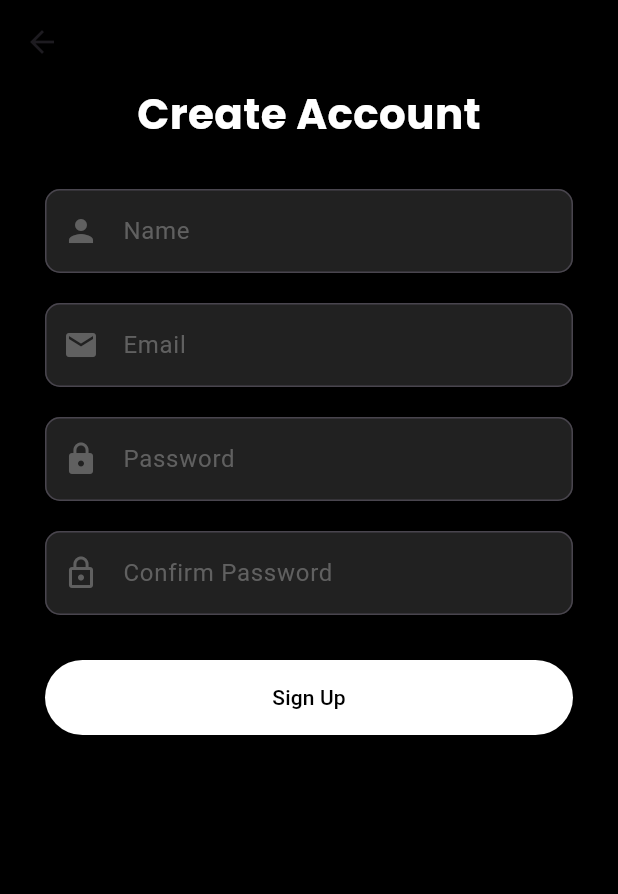
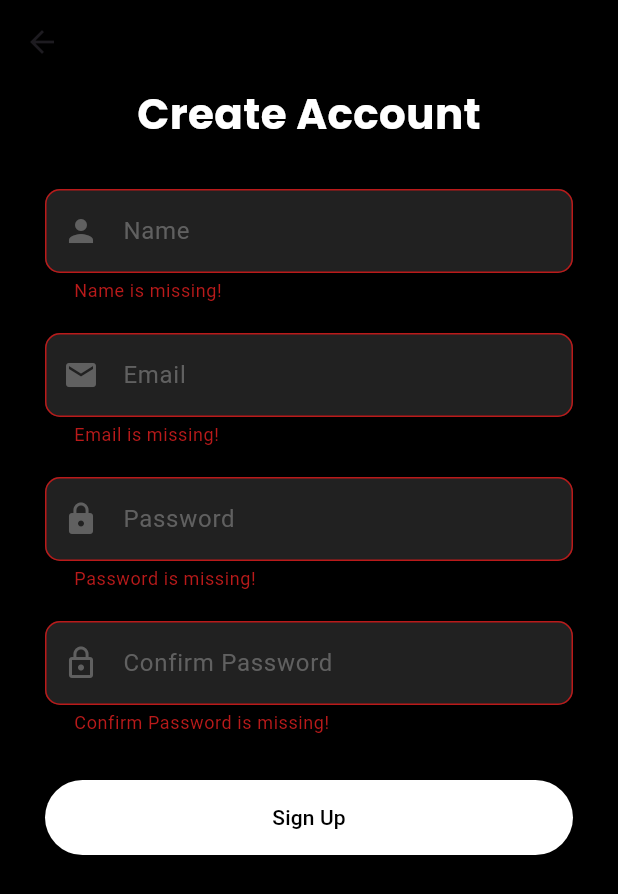
Before and after one commit to kartikkumarofficial/WanderIn, a Flutter app: the SignUpPage screen opened directly, after a tap on "Sign Up", on a phone screen of 412 x 824 dp. Shown: the top 894 px of the screen. Run offline on Flutter 3.47's test engine with Material 3 defaults, Android fonts, the phone set to English and light mode, and no system bars; our stand-ins replace bloc, cached_network_image, carousel_slider, cloud_firestore, firebase_auth, firebase_core and 7 more; accounts and stored records are empty.

Commit message:
added supabase response implementation in auth_bloc

```diff
--- a/lib/presentation/bloc/auth_bloc.dart
+++ b/lib/presentation/bloc/auth_bloc.dart
@@ -1,34 +1,50 @@
 import 'package:bloc/bloc.dart';
 import 'package:meta/meta.dart';
 import 'package:flutter_bloc/flutter_bloc.dart';
+import 'package:supabase_flutter/supabase_flutter.dart';
 import 'package:wanderin/domain/usecases/auth_usecase.dart';
 
 part 'auth_event.dart';
 
 part 'auth_state.dart';
 
-class AuthBloc extends Bloc<AuthEvent,AuthState>{
-  AuthBloc(): super(AuthInitial()){
+class AuthBloc extends Bloc<AuthEvent, AuthState> {
+  final SupabaseClient _supabase = Supabase.instance.client;
+
+  AuthBloc() : super(AuthInitial()) {
     on<AuthSignUp>(_onSignUp);
   }
 
 
-  Future<void> _onSignUp(AuthSignUp event , Emitter<AuthState> emit)
-  async{
+  Future<void> _onSignUp(AuthSignUp event, Emitter<AuthState> emit) async {
     emit(AuthLoading());
-    try{
-      if(event.password!=event.confirmPassword){
+    try {
+      if (event.password != event.confirmPassword) {
         emit(AuthFailure("Passwords do not match"));
-      }else if(event.password.length<6){
+      } else if (event.password.length < 6) {
         emit(AuthFailure("Password too short"));
-      }else{
-        //todo call signup logic from usecase
-        emit(AuthSuccess("Sign up successful"));
+        return;
       }
-    }catch(e){
-      emit(AuthFailure("Something went wrong"));
-    }
 
+      final response = await _supabase.auth.signUp(
+          email: event.email, password: event.password, data: {
+            'name':event.name
+      });
+
+      final user = response.user;
+      final session = response.session;
+
+      if(user==null){
+        emit(AuthFailure("User Creation Failed"));
+        return;
+      }
+      emit(AuthSuccess("Sign Up Successful! Please verify your email."));
+  }
+  catch
+  (e){
+    emit(AuthFailure("Something went wrong:${e.toString()}"));
   }
 
 }
+
+}
--- a/lib/presentation/screens/auth/SignUpScreen.dart
+++ b/lib/presentation/screens/auth/SignUpScreen.dart
@@ -87,14 +87,14 @@ class _SignUpPageState extends State<SignUpPage> {
                     padding: const EdgeInsets.symmetric(vertical: 15),
                   ),
                   onPressed: () {
-                    // if (formKey.currentState!.validate()) {
-                    //   context.read<AuthBloc>().add(
-                    //       AuthSignUp(
-                    //           email: emailController.text.trim(),
-                    //           password: passwordController.text.trim(),
-                    //           name: nameController.text.trim(),
-                    //           confirmPassword: confirmPasswordController.text.trim()));
-                    // }
+                    if (formKey.currentState!.validate()) {
+                      context.read<AuthBloc>().add(
+                          AuthSignUp(
+                              email: emailController.text.trim(),
+                              password: passwordController.text.trim(),
+                              name: nameController.text.trim(),
+                              confirmPassword: confirmPasswordController.text.trim()));
+                    }
                   },
                   child: const Text('Sign Up'),
                 ),
```
